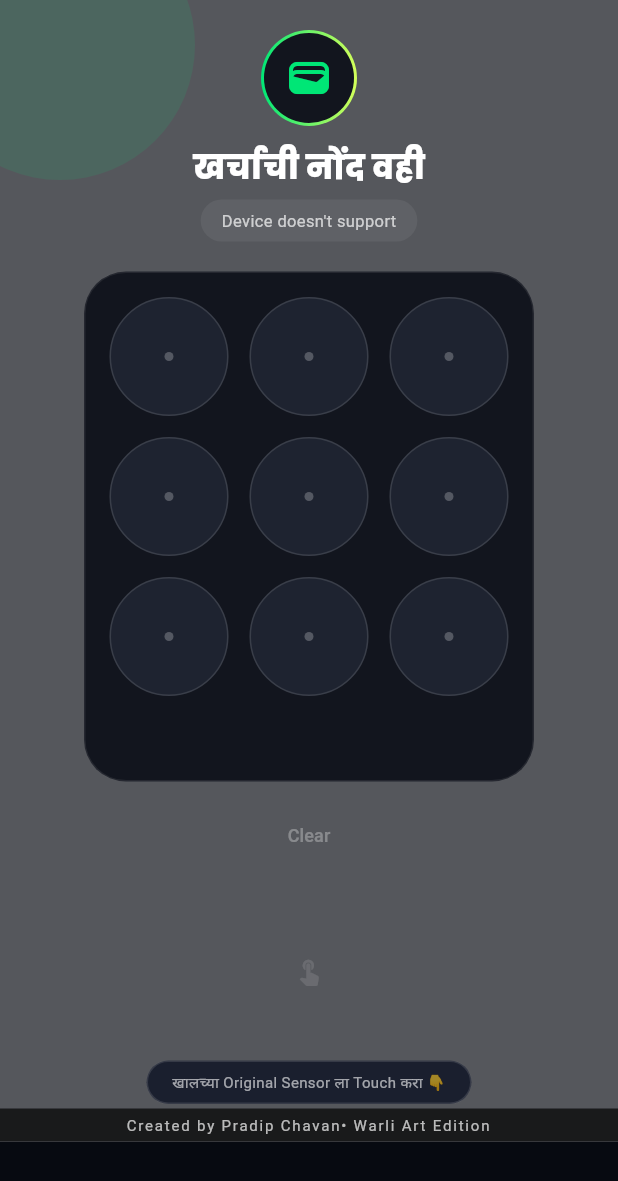
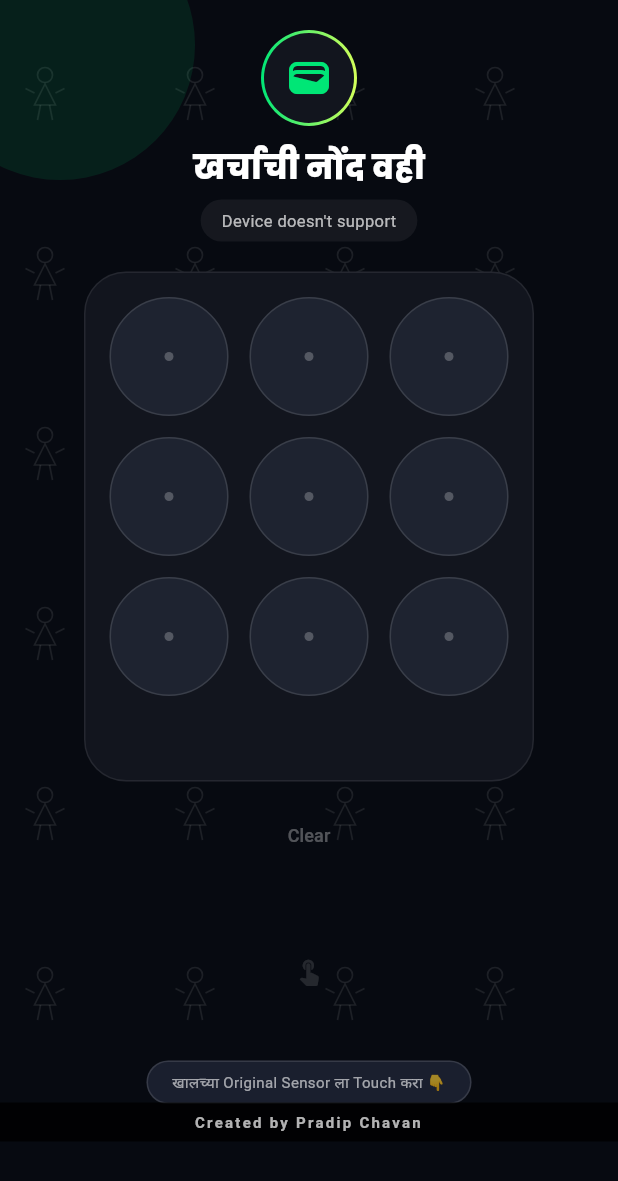
Before and after one commit to neelchavan1307-eng/Dainik-kharch-tracker, a Flutter app: the screen it shows after launch, after a tap on the "touch app" icon, on a phone screen of 412 x 824 dp. Shown: the top 1181 px of the screen. Run offline on Flutter 3.47's test engine with Material 3 defaults, Android fonts, the phone set to English and light mode, and no system bars; our stand-ins replace fl_chart, google_fonts, local_auth, shared_preferences.

Commit message:
Update main.dart

```diff
--- a/lib/main.dart
+++ b/lib/main.dart
@@ -9,18 +9,16 @@ import 'package:flutter/services.dart';
 
 void main() => runApp(MaterialApp(debugShowCheckedModeBanner: false, home: LoginGate()));
 
-// --- WARLI BG + WATERMARK - DARK VISIBLE 0.35 ---
+// --- FINAL WARLI BG - THODA DARK / FAINT - PNG नको ---
 Widget warliBackground({required Widget child}) {
   return Stack(
     children: [
       Positioned.fill(
-        child: Opacity(
-          opacity: 0.35, // DARK केला - आधी 0.12 होता
-          child: Image.asset(
-            'assets/warli_bg.png',
-            fit: BoxFit.cover,
-            color: Colors.white.withOpacity(0.9),
-            colorBlendMode: BlendMode.srcIn,
+        child: Container(
+          color: Color(0xFF070A11),
+          child: CustomPaint(
+            painter: WarliPainter(),
+            size: Size.infinite,
           ),
         ),
       ),
@@ -28,17 +26,43 @@ Widget warliBackground({required Widget child}) {
       Positioned(
         bottom: 0, left: 0, right: 0,
         child: Container(
-          color: Colors.black.withOpacity(0.7),
-          padding: EdgeInsets.symmetric(vertical: 4),
+          color: Colors.black.withOpacity(0.85),
+          padding: EdgeInsets.symmetric(vertical: 6),
           child: Text(
-            'Created by Pradip Chavan• Warli Art Edition',
+            'Created by Pradip Chavan',
             textAlign: TextAlign.center,
-            style: TextStyle(color: Colors.white70, fontSize: 10, letterSpacing: 1.2),
+            style: TextStyle(color: Colors.white70, fontSize: 10, letterSpacing: 1.5, fontWeight: FontWeight.bold),
           ),
         ),
       ),
     ],
   );
+}
+
+class WarliPainter extends CustomPainter {
+  @override
+  void paint(Canvas canvas, Size size) {
+    Paint paint = Paint()
+     ..color = Colors.white.withOpacity(0.09) // THODA DARK - 0.09 केला, जास्त हवा असेल तर 0.14 करा
+     ..strokeWidth = 1.1
+     ..style = PaintingStyle.stroke;
+    for (double y = 50; y < size.height; y += 120) {
+      for (double x = 30; x < size.width; x += 100) {
+        canvas.drawCircle(Offset(x, y), 5, paint);
+        Path body = Path();
+        body.moveTo(x, y+6);
+        body.lineTo(x-7, y+20);
+        body.lineTo(x+7, y+20);
+        body.close();
+        canvas.drawPath(body, paint);
+        canvas.drawLine(Offset(x-7, y+12), Offset(x-13, y+9), paint);
+        canvas.drawLine(Offset(x+7, y+12), Offset(x+13, y+9), paint);
+        canvas.drawLine(Offset(x-3, y+20), Offset(x-5, y+30), paint);
+        canvas.drawLine(Offset(x+3, y+20), Offset(x+5, y+30), paint);
+      }
+    }
+  }
+  @override bool shouldRepaint(covariant CustomPainter oldDelegate) => false;
 }
 
 class LoginGate extends StatefulWidget { @override State<LoginGate> createState()=> _LoginGateState(); }
@@ -61,7 +85,6 @@ class _LoginPageState extends State<LoginPage> with SingleTickerProviderStateMix
   String statusText = "Original sensor la touch kara 👇";
   Offset? fingerPos;
   late AnimationController pulseCtrl;
-
   @override void initState(){
     super.initState();
     pulseCtrl = AnimationController(vsync: this, duration: Duration(milliseconds: 1200))..repeat(reverse: true);
@@ -69,7 +92,6 @@ class _LoginPageState extends State<LoginPage> with SingleTickerProviderStateMix
     WidgetsBinding.instance.addPostFrameCallback((_) => tryFingerprint());
   }
   @override void dispose(){ pulseCtrl.dispose(); super.dispose(); }
-
   void loadPattern() async {
     final p = await SharedPreferences.getInstance();
     String? pat = p.getString('userPattern_v2');
@@ -87,7 +109,6 @@ class _LoginPageState extends State<LoginPage> with SingleTickerProviderStateMix
     HapticFeedback.heavyImpact();
     setState(()=> savedPattern=pat); isSettingPattern=false; statusText="Pattern saved!"; enteredPattern=[];
   }
-
   Future<void> tryFingerprint() async {
     try{
       bool canCheck = await auth.canCheckBiometrics;
@@ -96,19 +117,17 @@ class _LoginPageState extends State<LoginPage> with SingleTickerProviderStateMix
       if(!isSupported ||!canCheck){ setState(()=> statusText="Device doesn't support"); return; }
       if(available.isEmpty){ setState(()=> statusText="Fingerprint not enrolled"); return; }
       bool didAuth = await auth.authenticate(
-        localizedReason: 'खर्च वही अनलॉक - Original sensor la bot theva',
+        localizedReason: 'खर्च वही अनलॉक',
         options: AuthenticationOptions(biometricOnly: true, stickyAuth: true, useErrorDialogs: true)
       );
       if(didAuth){ HapticFeedback.heavyImpact(); widget.onSuccess(); }
     } catch(e){ setState(()=> statusText="Error: $e"); }
   }
-
   int? getDotIndex(Offset pos, Size size){
     double cellW = size.width/3; double cellH = size.height/3;
     for(int i=0;i<9;i++){ int r=i~/3; int c=i%3; Offset cen=Offset(c*cellW+cellW/2, r*cellH+cellH/2); if((pos-cen).distance<45) return i; }
     return null;
   }
-
   @override Widget build(BuildContext context){
     return Scaffold(
       backgroundColor: Color(0xFF070A11),
@@ -153,7 +172,6 @@ class _LoginPageState extends State<LoginPage> with SingleTickerProviderStateMix
     );
   }
 }
-
 class ModernPatternPainter extends CustomPainter {
   final List<int> enteredPattern; final Offset? fingerPos;
   ModernPatternPainter({required this.enteredPattern, this.fingerPos});
@@ -212,7 +230,6 @@ class _DState extends State<DainikKharchApp> {
     TextEditingController noteCtrl = TextEditingController(text: block['title']);
     showDialog(context: context, builder: (ctx)=> Dialog(backgroundColor: Colors.transparent, child: Container(padding: EdgeInsets.all(20), decoration: BoxDecoration(color: Color(0xFF1E2635), borderRadius: BorderRadius.circular(24)), child: Column(mainAxisSize: MainAxisSize.min, children: [Text("${block['title']} खर्च", style: GoogleFonts.poppins(color: Colors.white, fontWeight: FontWeight.bold)), SizedBox(height: 14), TextField(controller: amtCtrl, keyboardType: TextInputType.number, autofocus: true, style: TextStyle(color: Colors.white, fontSize: 28, fontWeight: FontWeight.w900), decoration: InputDecoration(prefixText: "₹ ", filled: true, fillColor: Colors.white10, border: OutlineInputBorder(borderRadius: BorderRadius.circular(14), borderSide: BorderSide.none))), SizedBox(height: 10), TextField(controller: noteCtrl, style: TextStyle(color: Colors.white), decoration: InputDecoration(labelText: "तपशील", filled: true, fillColor: Colors.white10, border: OutlineInputBorder(borderRadius: BorderRadius.circular(12), borderSide: BorderSide.none))), SizedBox(height: 14), ElevatedButton(style: ElevatedButton.styleFrom(backgroundColor: Color(block['c1'])), onPressed: (){ if(amtCtrl.text.isNotEmpty){ addExp(noteCtrl.text.isEmpty? block['title'] : noteCtrl.text, amtCtrl.text, block['cat']); Navigator.pop(ctx); } }, child: Text("Add करा"))]))));
   }
-
   @override Widget build(BuildContext context){
     return Scaffold(
       backgroundColor: Color(0xFF070A11),
@@ -223,7 +240,6 @@ class _DState extends State<DainikKharchApp> {
     );
   }
   Widget nav(IconData ic,int idx){ bool s=tab==idx; return GestureDetector(onTap: ()=>setState(()=>tab=idx), child: AnimatedContainer(duration: Duration(milliseconds: 250), padding: EdgeInsets.symmetric(horizontal: 22, vertical: 12), decoration: BoxDecoration(color: s?Color(0xFF00E676):Colors.transparent, borderRadius: BorderRadius.circular(20)), child: Icon(ic, color: s?Colors.black:Colors.white38, size: 22))); }
-
   Widget buildDash(){
     double today=0; for(var e in exps){ if(sameDay(e.date, selDate)) today+= double.tryParse(e.amount)??0; }
     double perc = (today/monthlyBudget).clamp(0,1);
@@ -240,7 +256,7 @@ class _DState extends State<DainikKharchApp> {
         SizedBox(height: 16),
         Text("आजची यादी (${todaysList.length})", style: GoogleFonts.poppins(color: Colors.white, fontWeight: FontWeight.bold)),
         SizedBox(height: 8),
-    ...todaysList.asMap().entries.map((en){ int idx = exps.indexOf(en.value); var e=en.value; return GestureDetector(onTap: ()=> showListOptions(idx, e), child: Container(margin: EdgeInsets.only(bottom: 8), padding: EdgeInsets.all(12), decoration: BoxDecoration(color: Color(0xFF12151E), borderRadius: BorderRadius.circular(14)), child: Row(children: [CircleAvatar(backgroundColor: Color(0xFF00E676).withOpacity(0.15), child: Text("₹", style: TextStyle(color: Color(0xFF00E676)))), SizedBox(width: 10), Expanded(child: Column(crossAxisAlignment: CrossAxisAlignment.start, children: [Text(e.title, style: TextStyle(color: Colors.white, fontWeight: FontWeight.bold, fontSize: 13)), Text(e.cat, style: TextStyle(color: Colors.white38, fontSize: 10))])), Text("₹${e.amount}", style: GoogleFonts.poppins(color: Colors.white, fontWeight: FontWeight.bold))])));
+   ...todaysList.asMap().entries.map((en){ int idx = exps.indexOf(en.value); var e=en.value; return GestureDetector(onTap: ()=> showListOptions(idx, e), child: Container(margin: EdgeInsets.only(bottom: 8), padding: EdgeInsets.all(12), decoration: BoxDecoration(color: Color(0xFF12151E), borderRadius: BorderRadius.circular(14)), child: Row(children: [CircleAvatar(backgroundColor: Color(0xFF00E676).withOpacity(0.15), child: Text("₹", style: TextStyle(color: Color(0xFF00E676)))), SizedBox(width: 10), Expanded(child: Column(crossAxisAlignment: CrossAxisAlignment.start, children: [Text(e.title, style: TextStyle(color: Colors.white, fontWeight: FontWeight.bold, fontSize: 13)), Text(e.cat, style: TextStyle(color: Colors.white38, fontSize: 10))])), Text("₹${e.amount}", style: GoogleFonts.poppins(color: Colors.white, fontWeight: FontWeight.bold))])));
         }).toList(),
         SizedBox(height: 30),
       ])),
```
